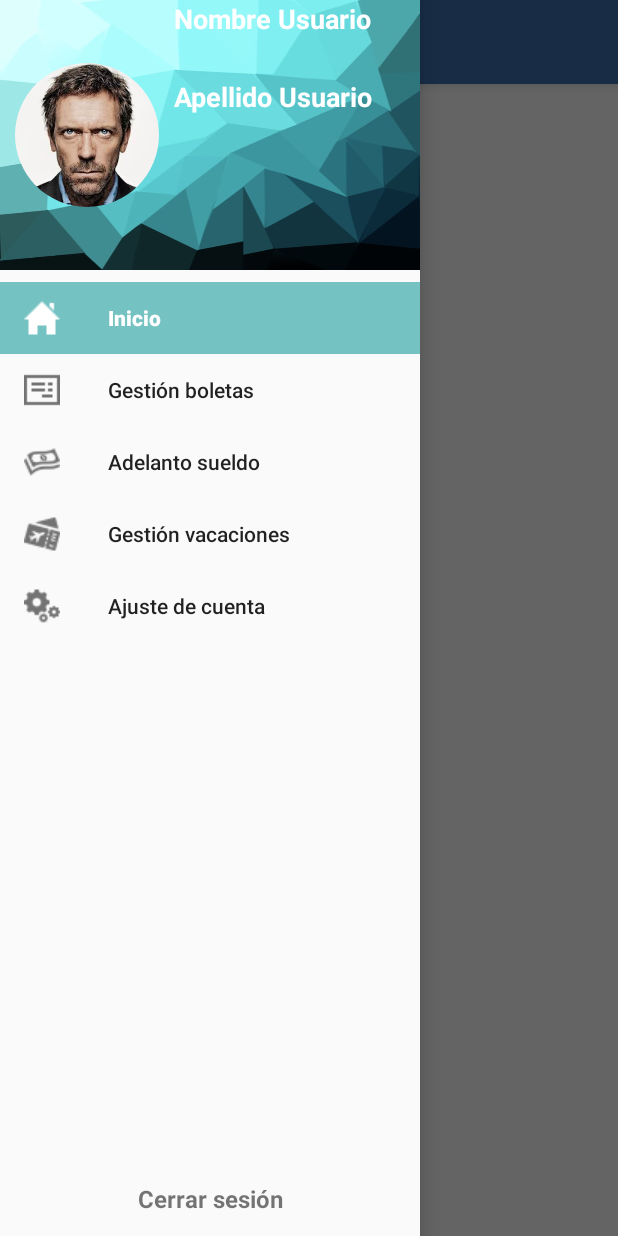
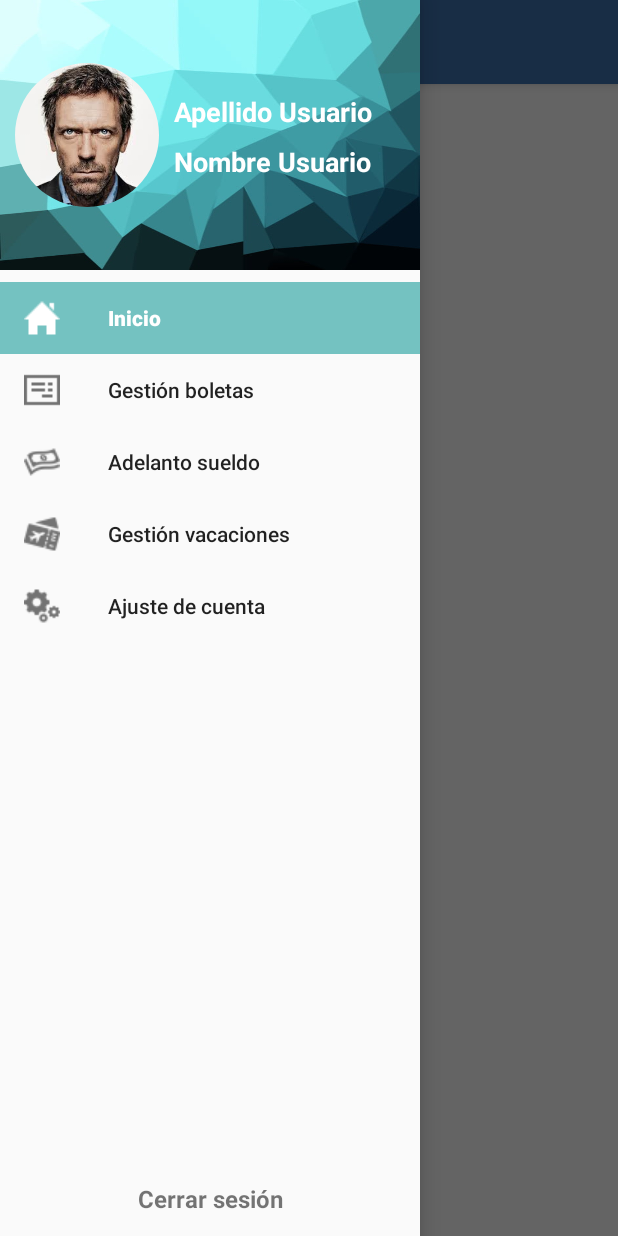
Before and after one commit to partnertechdespliegue/Front_Planilla_Mov, an Android app: the MainActivity screen opened directly, with no data from a screen before it, with the side drawer open, on a phone screen of 412 x 824 dp. Run offline under Robolectric (Android 15) with nearby library versions, the phone set to English and light mode, and no system bars; our stand-ins replace CircleImageView; libraries missing offline, so code that uses them is left out: com.synnapps.carouselview; 3 statements that could not run were skipped.

Commit message:
Corrección drawer y estilos

```diff
--- a/app/src/main/java/com/app/partner/plan/Activities/MainActivity.java
+++ b/app/src/main/java/com/app/partner/plan/Activities/MainActivity.java
@@ -80,7 +80,6 @@ public class MainActivity extends AppCompatActivity {
             public boolean onNavigationItemSelected(@NonNull MenuItem item) {
                 boolean fragmentTransaction = false;
                 Fragment fragment = null;
-                fragment.getFragmentManager();
                 switch (item.getItemId()){
                     case R.id.inicio:
                         fragment = inicioFragment;
--- a/app/src/main/res/layout/activity_login.xml
+++ b/app/src/main/res/layout/activity_login.xml
@@ -17,8 +17,8 @@
         app:srcCompat="@drawable/cloud" />
 
     <androidx.constraintlayout.widget.ConstraintLayout
-        android:layout_width="318dp"
-        android:layout_height="353dp"
+        android:layout_width="0dp"
+        android:layout_height="wrap_content"
         android:layout_marginStart="40dp"
         android:layout_marginEnd="40dp"
         app:layout_constraintBottom_toBottomOf="parent"
--- a/app/src/main/res/layout/header_navegation.xml
+++ b/app/src/main/res/layout/header_navegation.xml
@@ -18,45 +18,46 @@
         app:layout_constraintTop_toTopOf="parent" />
 
     <TextView
-        android:id="@+id/textNombreNavigation"
+        android:id="@+id/textViewApellidoNavigation"
         android:layout_width="wrap_content"
         android:layout_height="wrap_content"
         android:layout_gravity="bottom"
         android:layout_marginStart="10dp"
-        android:layout_marginTop="10dp"
+        android:layout_marginTop="20dp"
         android:text="Apellido Usuario"
         android:textColor="#FFF"
         android:textSize="18dp"
         android:textStyle="bold"
-        app:layout_constraintStart_toEndOf="@+id/imageView"
-        app:layout_constraintTop_toTopOf="@+id/imageView" />
+        app:layout_constraintStart_toEndOf="@+id/imageViewPefil"
+        app:layout_constraintTop_toTopOf="@+id/imageViewPefil" />
 
-    <de.hdodenhof.circleimageview.CircleImageView
-        xmlns:app="http://schemas.android.com/apk/res-auto"
-        android:id="@+id/imageView"
+    <de.hdodenhof.circleimageview.CircleImageView xmlns:app="http://schemas.android.com/apk/res-auto"
+        android:id="@+id/imageViewPefil"
         android:layout_width="96dp"
         android:layout_height="96dp"
-        android:src="@drawable/rostro"
-        app:civ_border_width="0dp"
-        app:civ_border_color="#FF000000"
         android:layout_marginStart="10dp"
         android:layout_marginTop="10dp"
         android:layout_marginBottom="10dp"
+        android:src="@drawable/rostro"
+        app:civ_border_color="#FF000000"
+        app:civ_border_width="0dp"
         app:layout_constraintBottom_toBottomOf="parent"
         app:layout_constraintStart_toStartOf="parent"
-        app:layout_constraintTop_toTopOf="parent"/>
+        app:layout_constraintTop_toTopOf="parent" />
 
     <TextView
-        android:id="@+id/textView3"
+        android:id="@+id/textViewNombreNavigation"
         android:layout_width="wrap_content"
         android:layout_height="wrap_content"
         android:layout_marginStart="10dp"
-        android:layout_marginTop="15dp"
+        android:layout_marginTop="10dp"
+        android:layout_marginBottom="20dp"
         android:text="Nombre Usuario"
         android:textColor="#FFF"
         android:textSize="18dp"
         android:textStyle="bold"
-        app:layout_constraintStart_toEndOf="@+id/imageView"
-        app:layout_constraintTop_toBottomOf="@+id/textView4" />
+        app:layout_constraintBottom_toBottomOf="@+id/imageViewPefil"
+        app:layout_constraintStart_toEndOf="@+id/imageViewPefil"
+        app:layout_constraintTop_toBottomOf="@+id/textViewApellidoNavigation" />
 
 </androidx.constraintlayout.widget.ConstraintLayout>
```
